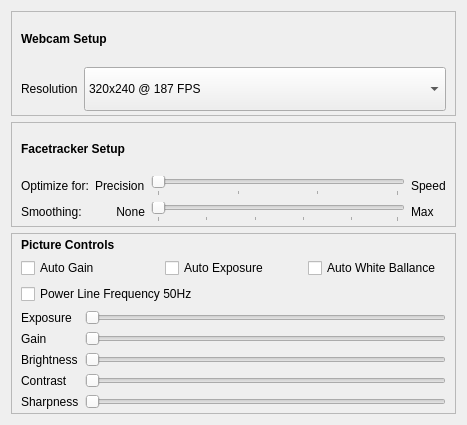
StarTuz/linuxtrack-Qt6-Wayland, file src/qt_gui/m_ps3eye_ft_setup.ui: the form before one commit.
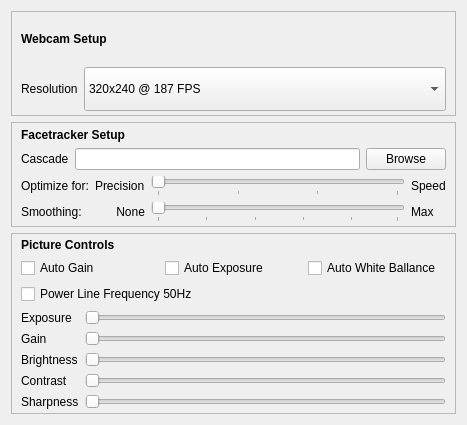
The form after the commit.

Commit message: Fix 3D model visibility (Shader+Paths) and restore v1.1.15 tracking logic

What changed in the file:
```diff
--- a/src/qt_gui/m_ps3eye_ft_setup.ui
+++ b/src/qt_gui/m_ps3eye_ft_setup.ui
@@ -178,6 +178,31 @@
         </property>
        </widget>
       </item>
+      <item>
+       <layout class="QVBoxLayout" name="verticalLayout_2">
+        <item>
+         <layout class="QHBoxLayout" name="horizontalLayout_2">
+          <item>
+           <widget class="QLabel" name="label_45">
+            <property name="text">
+             <string>Cascade</string>
+            </property>
+           </widget>
+          </item>
+          <item>
+           <widget class="QLineEdit" name="CascadePathMac"/>
+          </item>
+          <item>
+           <widget class="QPushButton" name="FindCascadeMac">
+            <property name="text">
+             <string>Browse</string>
+            </property>
+           </widget>
+          </item>
+         </layout>
+        </item>
+       </layout>
+      </item>
       <item>
        <layout class="QGridLayout" name="gridLayout_2">
         <item row="0" column="0">
```
The commit also changes 1827 other files.
